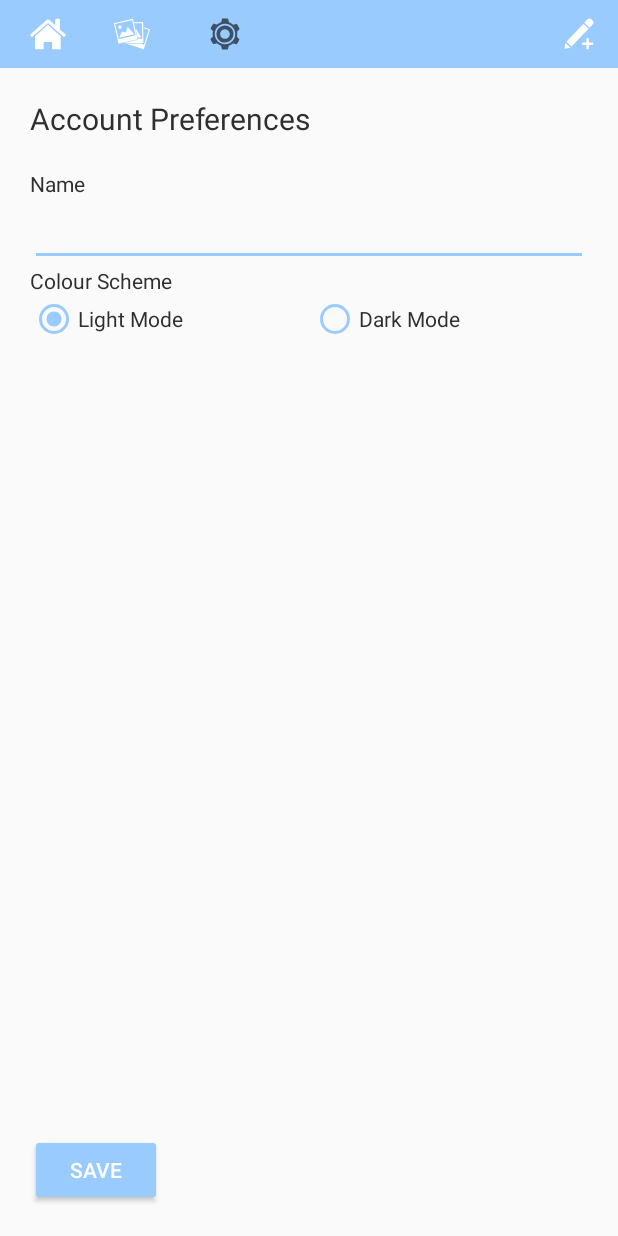
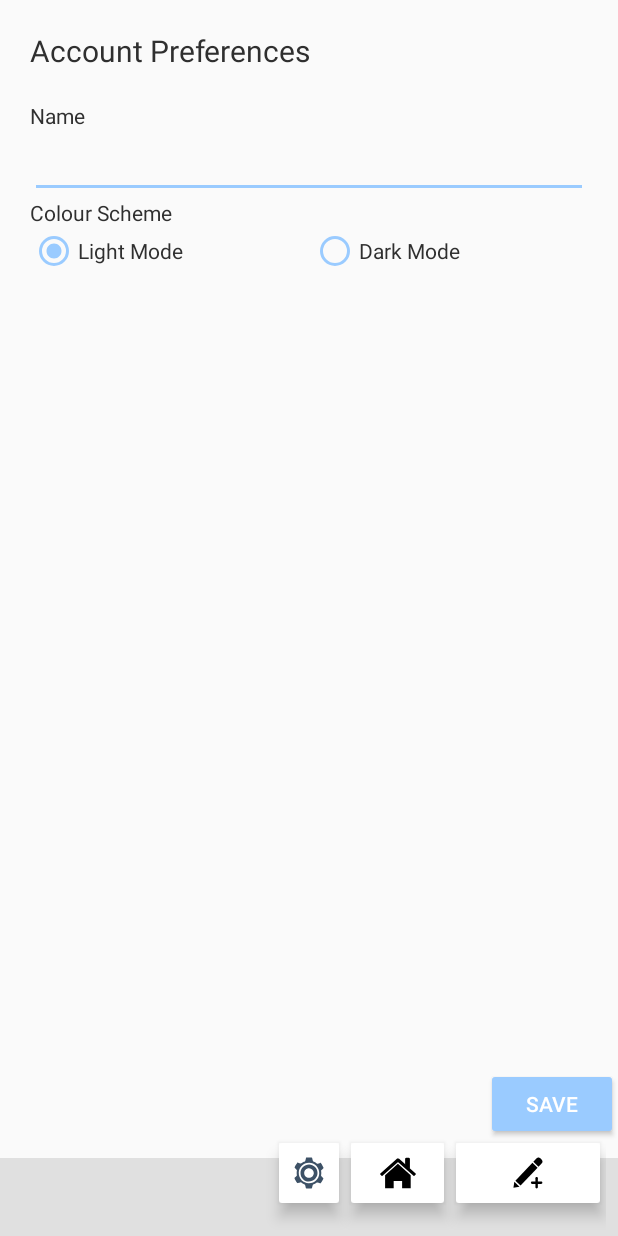
Before and after one commit to chungsi/PleinAirJournal, an Android app: the AccountPreferences screen opened directly, with no data from a screen before it, on a phone screen of 412 x 824 dp. Run offline under Robolectric (Android 15) with nearby library versions, the phone set to English and light mode, and no system bars.

Commit message:
Made a new bottom navigation, and attached this to the code. Also placed it into the dashboard and settings activity.

```diff
--- a/app/src/main/java/com/example/pleinairjournal/JournalMenu.java
+++ b/app/src/main/java/com/example/pleinairjournal/JournalMenu.java
@@ -11,12 +11,12 @@ import androidx.core.content.ContextCompat;
 
 public class JournalMenu extends MasterActivity {
 
-    ImageButton imageButton_home, imageButton_gallery, imageButton_settings, imageButton_create;
+    ImageButton button_home, button_settings, button_create, button_gallery;
 
     @Override
     protected void onCreate(Bundle savedInstanceState) {
         super.onCreate(savedInstanceState);
-        setContentView(R.layout.activity_menu);
+        setContentView(R.layout.menu_default);
 
         super.initToolbar();
         super.applyColourScheme();
@@ -32,13 +32,14 @@ public class JournalMenu extends MasterActivity {
     public void initMenuButtonsWithActive(String act) {
         initMenuButtons();
 
-        if (act.equals("gallery")) {
-            imageButton_gallery.setColorFilter(ContextCompat.getColor(getApplicationContext(), R.color.darkBlue));
-        } else if (act.equals("dashboard")) {
-            imageButton_home.setColorFilter(ContextCompat.getColor(getApplicationContext(), R.color.darkBlue));
+        if (act.equals("dashboard")) {
+            button_home.setColorFilter(ContextCompat.getColor(getApplicationContext(), R.color.darkBlue));
         } else if (act.equals("settings")) {
-            imageButton_settings.setColorFilter(ContextCompat.getColor(getApplicationContext(), R.color.darkBlue));
+            button_settings.setColorFilter(ContextCompat.getColor(getApplicationContext(), R.color.darkBlue));
         }
+//      else if (act.equals("gallery")) {
+//            button_gallery.setColorFilter(ContextCompat.getColor(getApplicationContext(), R.color.darkBlue));
+//        }
     }
 
     // JournalMenu icons are inflated just as they were with actionbar
@@ -52,12 +53,12 @@ public class JournalMenu extends MasterActivity {
      * Public function that must be called in child activities to instantiate the buttons.
      * */
     private void initMenuButtons(){
-        imageButton_settings = findViewById(R.id.imageButton_settings);
-        imageButton_home = findViewById(R.id.imageButton_home);
-        imageButton_gallery = findViewById(R.id.imageButton_gallery);
-        imageButton_create = findViewById(R.id.imageButton_create);
+        button_settings = findViewById(R.id.button_settings);
+        button_home = findViewById(R.id.button_home);
+        button_create = findViewById(R.id.button_create);
+//        button_gallery = findViewById(R.id.button_gallery);
 
-        imageButton_home.setOnClickListener(new View.OnClickListener(){
+        button_home.setOnClickListener(new View.OnClickListener(){
             @Override
             public void onClick(View view) {
                 Intent i = new Intent(getApplicationContext(), DashboardActivity.class);
@@ -65,15 +66,7 @@ public class JournalMenu extends MasterActivity {
                 overridePendingTransition(0, 0); //removes sliding animation
             }
         });
-        imageButton_gallery.setOnClickListener(new View.OnClickListener() {
-            @Override
-            public void onClick(View view) {
-                Intent i = new Intent(getApplicationContext(), GalleryActivity.class);
-                startActivity(i);
-                overridePendingTransition(0, 0); //removes sliding animation
-            }
-        });
-        imageButton_settings.setOnClickListener(new View.OnClickListener() {
+        button_settings.setOnClickListener(new View.OnClickListener() {
             @Override
             public void onClick(View view) {
                 Intent i = new Intent(getApplicationContext(), AccountPreferences.class);
@@ -81,7 +74,7 @@ public class JournalMenu extends MasterActivity {
                 overridePendingTransition(0, 0); //removes sliding animation
             }
         });
-        imageButton_create.setOnClickListener(new View.OnClickListener() {
+        button_create.setOnClickListener(new View.OnClickListener() {
             @Override
             public void onClick(View view) {
                 Intent i = new Intent(getApplicationContext(), NewEntryActivity.class);
@@ -89,5 +82,13 @@ public class JournalMenu extends MasterActivity {
                 overridePendingTransition(0, 0); //removes sliding animation
             }
         });
+//        button_gallery.setOnClickListener(new View.OnClickListener() {
+//            @Override
+//            public void onClick(View view) {
+//                Intent i = new Intent(getApplicationContext(), GalleryActivity.class);
+//                startActivity(i);
+//                overridePendingTransition(0, 0); //removes sliding animation
+//            }
+//        });
     }
 }
--- /dev/null
+++ b/app/src/main/java/com/example/pleinairjournal/TestMenu.java
@@ -0,0 +1,15 @@
+package com.example.pleinairjournal;
+
+import android.os.Bundle;
+
+import androidx.annotation.Nullable;
+import androidx.appcompat.app.AppCompatActivity;
+
+public class TestMenu extends AppCompatActivity {
+
+    @Override
+    protected void onCreate(@Nullable Bundle savedInstanceState) {
+        super.onCreate(savedInstanceState);
+        setContentView(R.layout.menu_default);
+    }
+}
--- a/app/src/main/res/layout/activity_account_preferences.xml
+++ b/app/src/main/res/layout/activity_account_preferences.xml
@@ -1,22 +1,20 @@
 <?xml version="1.0" encoding="utf-8"?>
-<LinearLayout xmlns:app="http://schemas.android.com/apk/res-auto"
-    xmlns:android="http://schemas.android.com/apk/res/android"
+<androidx.constraintlayout.widget.ConstraintLayout xmlns:android="http://schemas.android.com/apk/res/android"
+    xmlns:app="http://schemas.android.com/apk/res-auto"
+    xmlns:tools="http://schemas.android.com/tools"
     android:layout_width="match_parent"
     android:layout_height="match_parent"
     android:orientation="vertical">
 
-    <include
-        android:id="@+id/mToolbar"
+    <LinearLayout
+        android:id="@+id/layout_preferences"
+        android:layout_width="match_parent"
         android:layout_height="wrap_content"
-        android:layout_width="match_parent"
-        layout="@layout/activity_menu"/>
-
-
-    <LinearLayout
-        android:layout_width="match_parent"
-        android:layout_height="match_parent"
         android:orientation="vertical"
-        android:padding="20dp">
+        android:padding="20dp"
+        app:layout_constraintEnd_toEndOf="parent"
+        app:layout_constraintStart_toStartOf="parent"
+        app:layout_constraintTop_toTopOf="parent">
 
         <TextView
             android:id="@+id/text_settings"
@@ -64,9 +62,9 @@
                     android:layout_width="wrap_content"
                     android:layout_height="wrap_content"
                     android:layout_weight="1"
+                    android:checked="true"
                     android:text="Light Mode"
-                    android:textColor="?android:attr/textColor"
-                    android:checked="true"/>
+                    android:textColor="?android:attr/textColor" />
 
                 <RadioButton
                     android:id="@+id/radioButton_dark"
@@ -74,33 +72,48 @@
                     android:layout_height="wrap_content"
                     android:layout_weight="1"
                     android:text="Dark Mode"
-                    android:textColor="?android:attr/textColor"/>
+                    android:textColor="?android:attr/textColor" />
             </RadioGroup>
+
+        </LinearLayout>
+
 
     </LinearLayout>
 
     <LinearLayout
         android:layout_width="match_parent"
-            android:layout_height="match_parent"
-            android:orientation="horizontal">
+        android:layout_height="wrap_content"
+        android:layout_marginBottom="@dimen/spacing_bottomBarOffset"
+        android:gravity="end"
+        android:orientation="horizontal"
+        app:layout_constraintBottom_toBottomOf="parent"
+        app:layout_constraintEnd_toEndOf="parent"
+        app:layout_constraintStart_toStartOf="parent">
 
         <Button
             android:id="@+id/button_save"
             android:layout_width="wrap_content"
             android:layout_height="wrap_content"
             android:layout_gravity="bottom"
-                android:textColor="@color/white"
+            android:backgroundTint="?android:attr/buttonTint"
             android:text="Save"
-                android:backgroundTint="?android:attr/buttonTint"/>
+            android:textColor="@color/white" />
 
     </LinearLayout>
 
-        <LinearLayout
+    <androidx.constraintlayout.widget.ConstraintLayout
         android:layout_width="match_parent"
         android:layout_height="match_parent"
-            android:orientation="vertical"></LinearLayout>
+        app:layout_constraintBottom_toBottomOf="parent"
+        app:layout_constraintEnd_toEndOf="parent"
+        app:layout_constraintStart_toStartOf="parent">
 
+        <include
+            android:id="@+id/mToolbar"
+            layout="@layout/menu_default"
+            android:layout_width="match_parent"
+            android:layout_height="wrap_content"
+            app:layout_constraintBottom_toBottomOf="parent" />
+    </androidx.constraintlayout.widget.ConstraintLayout>
 
-    </LinearLayout>
-
-</LinearLayout>
+</androidx.constraintlayout.widget.ConstraintLayout>
--- a/app/src/main/res/layout/activity_dashboard.xml
+++ b/app/src/main/res/layout/activity_dashboard.xml
@@ -6,11 +6,6 @@
     android:layout_height="match_parent"
     android:orientation="vertical">
 
-    <include
-        android:id="@+id/mToolbar"
-        android:layout_height="wrap_content"
-        android:layout_width="match_parent"
-        layout="@layout/activity_menu"/>
 
     <TextView
         android:id="@+id/text_hello"
@@ -47,7 +42,8 @@
         android:gravity="bottom"
         android:orientation="horizontal"
         android:padding="20dp"
-        android:paddingTop="20dp">
+        android:paddingTop="20dp"
+        android:visibility="gone">
 
         <TextView
             android:id="@+id/text_compass"
@@ -63,4 +59,17 @@
             android:textSize="@dimen/bodyTextSize" />
     </LinearLayout>
 
+
+    <androidx.constraintlayout.widget.ConstraintLayout
+        android:layout_width="match_parent"
+        android:layout_height="match_parent">
+
+        <include
+            android:id="@+id/mToolbar"
+            layout="@layout/menu_default"
+            android:layout_width="match_parent"
+            android:layout_height="wrap_content"
+            app:layout_constraintBottom_toBottomOf="parent" />
+    </androidx.constraintlayout.widget.ConstraintLayout>
+
 </LinearLayout>
--- a/app/src/main/res/layout/activity_gallery.xml
+++ b/app/src/main/res/layout/activity_gallery.xml
@@ -1,15 +1,10 @@
 <?xml version="1.0" encoding="utf-8"?>
 <LinearLayout xmlns:android="http://schemas.android.com/apk/res/android"
+    xmlns:app="http://schemas.android.com/apk/res-auto"
     android:layout_width="match_parent"
     android:layout_height="match_parent"
     android:orientation="vertical"
     >
-
-    <include
-        android:id="@+id/mToolbar"
-        android:layout_height="wrap_content"
-        android:layout_width="match_parent"
-        layout="@layout/activity_menu"/>
 
     <LinearLayout
         android:layout_width="match_parent"
@@ -73,5 +68,17 @@
     <androidx.recyclerview.widget.RecyclerView
         android:id="@+id/recycler_gallery"
         android:layout_width="match_parent"
-        android:layout_height="match_parent" />
+        android:layout_height="wrap_content" />
+
+    <androidx.constraintlayout.widget.ConstraintLayout
+        android:layout_width="match_parent"
+        android:layout_height="match_parent">
+
+        <include
+            android:id="@+id/mToolbar"
+            layout="@layout/menu_default"
+            android:layout_width="match_parent"
+            android:layout_height="wrap_content"
+            app:layout_constraintBottom_toBottomOf="parent" />
+    </androidx.constraintlayout.widget.ConstraintLayout>
 </LinearLayout>
--- a/app/src/main/res/layout/activity_update_entry.xml
+++ b/app/src/main/res/layout/activity_update_entry.xml
@@ -18,18 +18,22 @@
         <LinearLayout
             android:layout_width="match_parent"
             android:layout_height="wrap_content"
-            android:orientation="vertical" >
+            android:orientation="vertical">
+
+            <LinearLayout
+                android:layout_width="match_parent"
+                android:layout_height="match_parent">
 
                 <ImageView
                     android:id="@+id/image_viewImagePreview"
-                android:layout_width="match_parent"
+                    android:layout_width="100dp"
                     android:layout_height="wrap_content"
                     android:adjustViewBounds="true"
                     tools:srcCompat="@tools:sample/avatars" />
 
                 <LinearLayout
                     android:layout_width="match_parent"
-                android:layout_height="match_parent"
+                    android:layout_height="wrap_content"
                     android:orientation="vertical"
                     android:padding="16dp">
 
@@ -52,6 +56,16 @@
                         android:layout_width="match_parent"
                         android:layout_height="wrap_content"
                         android:text="TextView" />
+
+                </LinearLayout>
+
+            </LinearLayout>
+
+            <LinearLayout
+                android:layout_width="match_parent"
+                android:layout_height="match_parent"
+                android:orientation="vertical"
+                android:padding="16dp">
 
                 <LinearLayout
                     android:layout_width="match_parent"
@@ -95,7 +109,6 @@
                         android:inputType="textMultiLine"
                         android:singleLine="false" />
                 </LinearLayout>
-            </LinearLayout>
 
                 <Button
                     android:id="@+id/button_updateEntry"
@@ -103,6 +116,7 @@
                     android:layout_height="wrap_content"
                     android:layout_gravity="center"
                     android:text="Save" />
+            </LinearLayout>
 
         </LinearLayout>
     </ScrollView>
--- /dev/null
+++ b/app/src/main/res/layout/menu_default.xml
@@ -0,0 +1,100 @@
+<?xml version="1.0" encoding="utf-8"?>
+<androidx.constraintlayout.widget.ConstraintLayout xmlns:android="http://schemas.android.com/apk/res/android"
+    xmlns:app="http://schemas.android.com/apk/res-auto"
+    xmlns:tools="http://schemas.android.com/tools"
+    android:layout_width="match_parent"
+    android:layout_height="match_parent"
+    android:orientation="horizontal">
+
+    <LinearLayout
+        android:layout_width="match_parent"
+        android:layout_height="52dp"
+        android:background="#E0E0E0"
+        android:gravity="center_vertical"
+        android:paddingHorizontal="16dp"
+        android:paddingVertical="8dp"
+        app:layout_constraintBottom_toBottomOf="parent"
+        app:layout_constraintEnd_toEndOf="parent"
+        app:layout_constraintStart_toStartOf="parent">
+
+        <TextView
+            android:id="@+id/text_menuAdditional"
+            android:layout_width="wrap_content"
+            android:layout_height="wrap_content" />
+    </LinearLayout>
+
+    <androidx.appcompat.widget.Toolbar
+        android:id="@+id/toolbar2"
+        android:layout_width="match_parent"
+        android:layout_height="wrap_content"
+        android:background="#00FFFFFF"
+        android:gravity="end"
+        android:minHeight="?attr/actionBarSize"
+        android:theme="?attr/actionBarTheme"
+        app:layout_constraintBottom_toBottomOf="parent"
+        app:layout_constraintEnd_toEndOf="parent"
+        app:layout_constraintStart_toStartOf="parent">
+
+        <androidx.constraintlayout.widget.ConstraintLayout
+            android:layout_width="match_parent"
+            android:layout_height="wrap_content"
+            android:layout_margin="0dp"
+            android:background="#00FFFFFF"
+            android:padding="0dp"
+            tools:layout_editor_absoluteX="16dp"
+            tools:layout_editor_absoluteY="4dp">
+
+            <LinearLayout
+                android:layout_width="match_parent"
+                android:layout_height="wrap_content"
+                android:layout_marginEnd="8dp"
+                android:gravity="end"
+                android:orientation="horizontal"
+                app:layout_constraintBottom_toBottomOf="parent"
+                app:layout_constraintEnd_toEndOf="parent">
+
+                <ImageButton
+                    android:id="@+id/button_settings"
+                    android:layout_width="48dp"
+                    android:layout_height="wrap_content"
+                    android:layout_marginBottom="16dp"
+                    android:backgroundTint="#ffffff"
+                    android:elevation="6dp"
+                    android:outlineProvider="background"
+                    android:src="@drawable/ic_icon_settings"
+                    android:stateListAnimator="@null"
+                    android:tint="#000000" />
+
+                <ImageButton
+                    android:id="@+id/button_home"
+                    android:layout_width="70dp"
+                    android:layout_height="wrap_content"
+                    android:layout_gravity="end"
+                    android:layout_marginBottom="16dp"
+                    android:backgroundTint="#ffffff"
+                    android:elevation="6dp"
+                    android:outlineProvider="background"
+                    android:src="@drawable/ic_icon_home"
+                    android:stateListAnimator="@null"
+                    android:tint="#000000" />
+
+                <ImageButton
+                    android:id="@+id/button_create"
+                    android:layout_width="104dp"
+                    android:layout_height="wrap_content"
+                    android:layout_gravity="end"
+                    android:layout_marginBottom="16dp"
+                    android:backgroundTint="#ffffff"
+                    android:elevation="6dp"
+                    android:outlineProvider="background"
+                    android:src="@drawable/ic_icon_create"
+                    android:stateListAnimator="@null"
+                    android:tint="#000000" />
+            </LinearLayout>
+
+        </androidx.constraintlayout.widget.ConstraintLayout>
+
+    </androidx.appcompat.widget.Toolbar>
+
+
+</androidx.constraintlayout.widget.ConstraintLayout>
--- a/app/src/main/res/values/dimens.xml
+++ b/app/src/main/res/values/dimens.xml
@@ -4,4 +4,6 @@
     <dimen name="headingTextSize">20sp</dimen>
     <dimen name="bodyTextSize">14sp</dimen>
 
+    <dimen name="spacing_bottomBarOffset">64dp</dimen>
+
 </resources>
```
Also changed, not shown: app/src/main/AndroidManifest.xml (+7 -0 lines). Lines whose indentation alone changed are shown as unchanged.
